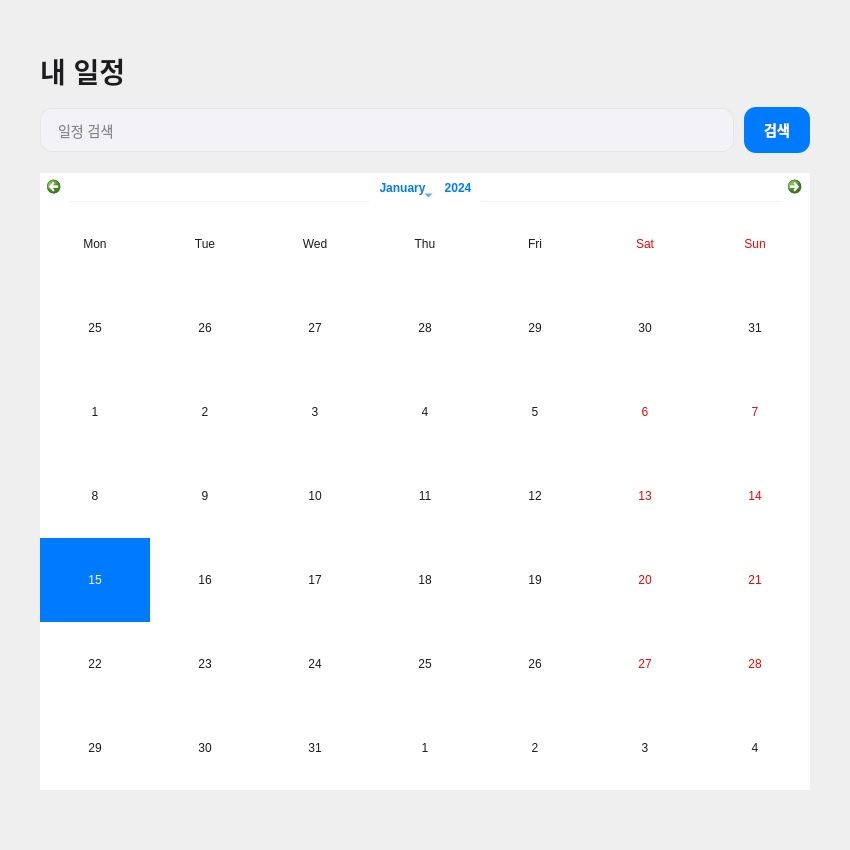
Mangjun/12_Qt_Project, file ScheduleManager/calendar.ui: the form before one commit.
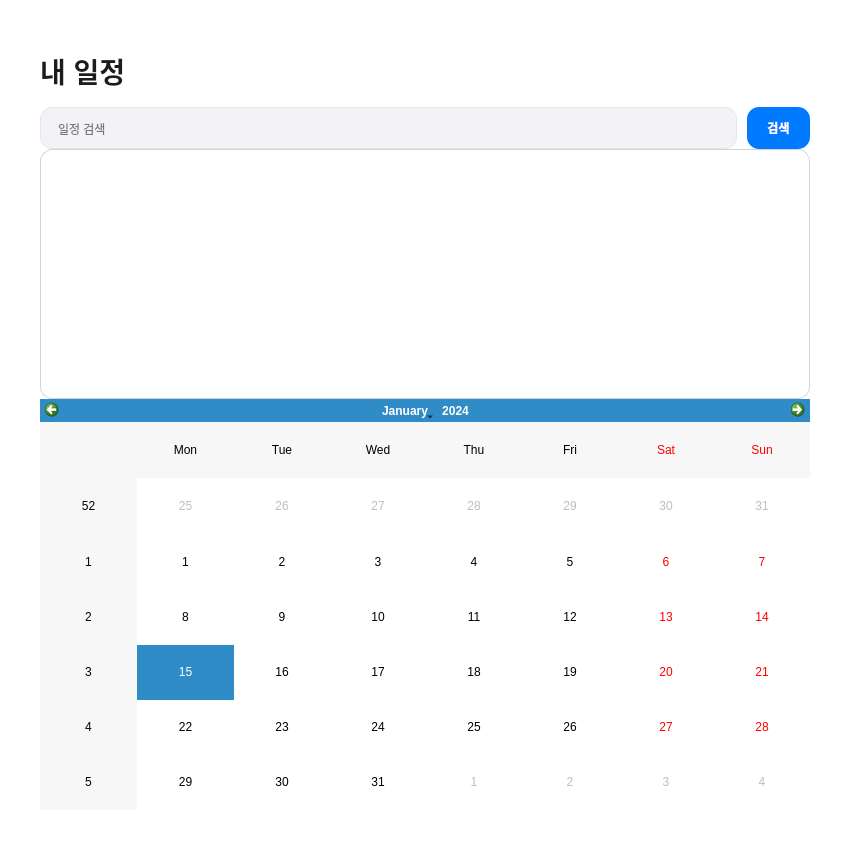
The form after the commit.

Commit message: Modify: 캘린더, 달력 화면 수정

The edit to the form file:
```diff
--- a/ScheduleManager/calendar.ui
+++ b/ScheduleManager/calendar.ui
@@ -15,90 +15,37 @@
   </property>
   <property name="styleSheet">
    <string notr="true">
-    QWidget#main {
-        background-color: #FFFFFF;
-    }
-
-    QLabel#mainTitle {
-        font-size: 28px;
-        font-weight: bold;
-        color: #1C1C1E;
-    }
-
+    QWidget#Calendar { background-color: #FFFFFF; }
+    QLabel#mainTitle { font-size: 28px; font-weight: bold; color: #1C1C1E; }
     QLineEdit#searchBar {
         background-color: #F2F2F7;
         border: 1px solid #E5E5EA;
         border-radius: 12px;
         padding: 12px 15px;
-        font-size: 14px;
-        color: #1C1C1E;
     }
-    QLineEdit#searchBar:focus {
-        border: 1px solid #007AFF;
-        background-color: #FFFFFF;
-    }
-
-    /* 검색 버튼 스타일 추가 */
     QPushButton#searchButton {
         background-color: #007AFF;
         color: white;
         border-radius: 12px;
         font-weight: bold;
         padding: 12px 20px;
-        font-size: 14px;
     }
-    QPushButton#searchButton:hover {
-        background-color: #0063CC;
-    }
-    QPushButton#searchButton:pressed {
-        background-color: #0051A8;
-    }
-
-    /* 캘린더 스타일 */
-    QCalendarWidget {
+    /* 리스트뷰 스타일: 배경을 흰색으로 하고 그림자 효과 대용으로 테두리 강조 */
+    QListView#searchResults {
         background-color: #FFFFFF;
-        border: none;
+        border: 1px solid #D1D1D6;
+        border-radius: 12px;
     }
-    QCalendarWidget QAbstractItemView {
-        background-color: #FFFFFF;
-        color: #1C1C1E;
-        selection-background-color: #007AFF;
-        selection-color: white;
-        outline: none;
-    }
-    QCalendarWidget QWidget#qt_calendar_navigationbar {
-        background-color: #FFFFFF;
-        border-bottom: 1px solid #F2F2F7;
-    }
-    QCalendarWidget QToolButton {
-        color: #007AFF;
-        background-color: transparent;
-        border: none;
-        font-weight: bold;
-        padding: 5px;
-    }
-    QCalendarWidget QWidget {
-        alternate-background-color: #FFFFFF;
-        background-color: #FFFFFF;
-    }
-  </string>
+   </string>
   </property>
-  <layout class="QVBoxLayout" name="mainLayout" stretch="0,1,0">
+  <layout class="QVBoxLayout" name="mainLayout">
    <property name="spacing">
-    <number>20</number>
-   </property>
-   <property name="leftMargin">
-    <number>40</number>
-   </property>
-   <property name="topMargin">
-    <number>50</number>
-   </property>
-   <property name="rightMargin">
-    <number>40</number>
-   </property>
-   <property name="bottomMargin">
-    <number>40</number>
-   </property>
+    <number>0</number> </property>
+   <property name="leftMargin"><number>40</number></property>
+   <property name="topMargin"><number>50</number></property>
+   <property name="rightMargin"><number>40</number></property>
+   <property name="bottomMargin"><number>40</number></property>
+
    <item>
     <layout class="QVBoxLayout" name="headerLayout">
      <property name="spacing">
@@ -138,45 +85,30 @@
     </layout>
    </item>
    <item>
-    <widget class="QCalendarWidget" name="calendarWidget">
-     <property name="sizePolicy">
-      <sizepolicy hsizetype="Expanding" vsizetype="Expanding">
-       <horstretch>0</horstretch>
-       <verstretch>0</verstretch>
-      </sizepolicy>
-     </property>
-     <property name="minimumSize">
-      <size>
-       <width>0</width>
-       <height>550</height>
-      </size>
-     </property>
-     <property name="cursor">
-      <cursorShape>ArrowCursor</cursorShape>
-     </property>
-     <property name="gridVisible">
-      <bool>false</bool>
-     </property>
-     <property name="verticalHeaderFormat">
-      <enum>QCalendarWidget::VerticalHeaderFormat::NoVerticalHeader</enum>
-     </property>
-    </widget>
-   </item>
-   <item>
-    <spacer name="verticalSpacer">
-     <property name="orientation">
-      <enum>Qt::Orientation::Vertical</enum>
-     </property>
-     <property name="sizeType">
-      <enum>QSizePolicy::Policy::Fixed</enum>
-     </property>
-     <property name="sizeHint" stdset="0">
-      <size>
-       <width>20</width>
-       <height>20</height>
-      </size>
-     </property>
-    </spacer>
+    <layout class="QVBoxLayout" name="overlapContainer">
+     <property name="spacing"><number>-1</number></property> <item>
+      <widget class="QListView" name="searchResults">
+       <property name="maximumSize">
+        <size>
+         <width>16777215</width>
+         <height>250</height>
+        </size>
+       </property>
+       <property name="visible"><bool>false</bool></property>
+      </widget>
+     </item>
+
+     <item>
+      <widget class="QCalendarWidget" name="calendarWidget">
+       <property name="sizePolicy">
+        <sizepolicy hsizetype="Expanding" vsizetype="Expanding">
+         <horstretch>0</horstretch>
+         <verstretch>0</verstretch>
+        </sizepolicy>
+       </property>
+      </widget>
+     </item>
+    </layout>
    </item>
   </layout>
  </widget>
```
Left out of the diff: 29 changed lines with no effect on the pictures. The commit also changes 1 other file.
